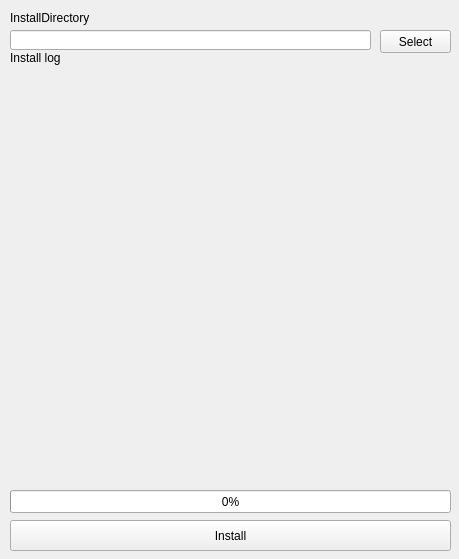
The window that lib/window.ui (thinking-grp/thinkerAI-Installer) describes before a commit, drawn with Qt 5.
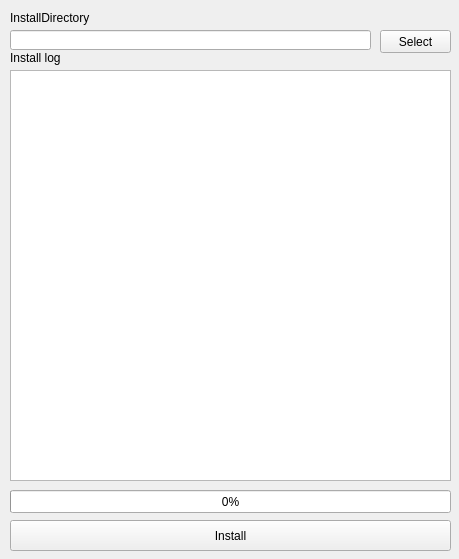
The same window after the commit.

Commit message: 🎨Log出力をLabelからTextEditに変更 インストールScriptへの対応 コードの整理

Diff of the .ui file:
```diff
--- a/lib/window.ui
+++ b/lib/window.ui
@@ -62,22 +62,6 @@
      <string>Select</string>
     </property>
    </widget>
-   <widget class="QLabel" name="install_log_output">
-    <property name="geometry">
-     <rect>
-      <x>10</x>
-      <y>70</y>
-      <width>441</width>
-      <height>411</height>
-     </rect>
-    </property>
-    <property name="text">
-     <string/>
-    </property>
-    <property name="alignment">
-     <set>Qt::AlignLeading|Qt::AlignLeft|Qt::AlignTop</set>
-    </property>
-   </widget>
    <widget class="QLabel" name="label_3">
     <property name="geometry">
      <rect>
@@ -117,6 +101,26 @@
      <number>0</number>
     </property>
    </widget>
+   <widget class="QTextEdit" name="install_log_output">
+    <property name="geometry">
+     <rect>
+      <x>10</x>
+      <y>70</y>
+      <width>441</width>
+      <height>411</height>
+     </rect>
+    </property>
+    <property name="html">
+     <string>&lt;!DOCTYPE HTML PUBLIC &quot;-//W3C//DTD HTML 4.0//EN&quot; &quot;http://www.w3.org/TR/REC-html40/strict.dtd&quot;&gt;
+&lt;html&gt;&lt;head&gt;&lt;meta name=&quot;qrichtext&quot; content=&quot;1&quot; /&gt;&lt;meta charset=&quot;utf-8&quot; /&gt;&lt;style type=&quot;text/css&quot;&gt;
+p, li { white-space: pre-wrap; }
+hr { height: 1px; border-width: 0; }
+li.unchecked::marker { content: &quot;\2610&quot;; }
+li.checked::marker { content: &quot;\2612&quot;; }
+&lt;/style&gt;&lt;/head&gt;&lt;body style=&quot; font-family:'Yu Gothic UI'; font-size:9pt; font-weight:400; font-style:normal;&quot;&gt;
+&lt;p style=&quot;-qt-paragraph-type:empty; margin-top:0px; margin-bottom:0px; margin-left:0px; margin-right:0px; -qt-block-indent:0; text-indent:0px;&quot;&gt;&lt;br /&gt;&lt;/p&gt;&lt;/body&gt;&lt;/html&gt;</string>
+    </property>
+   </widget>
   </widget>
  </widget>
  <resources/>
```
The commit also changes 1 other file.
